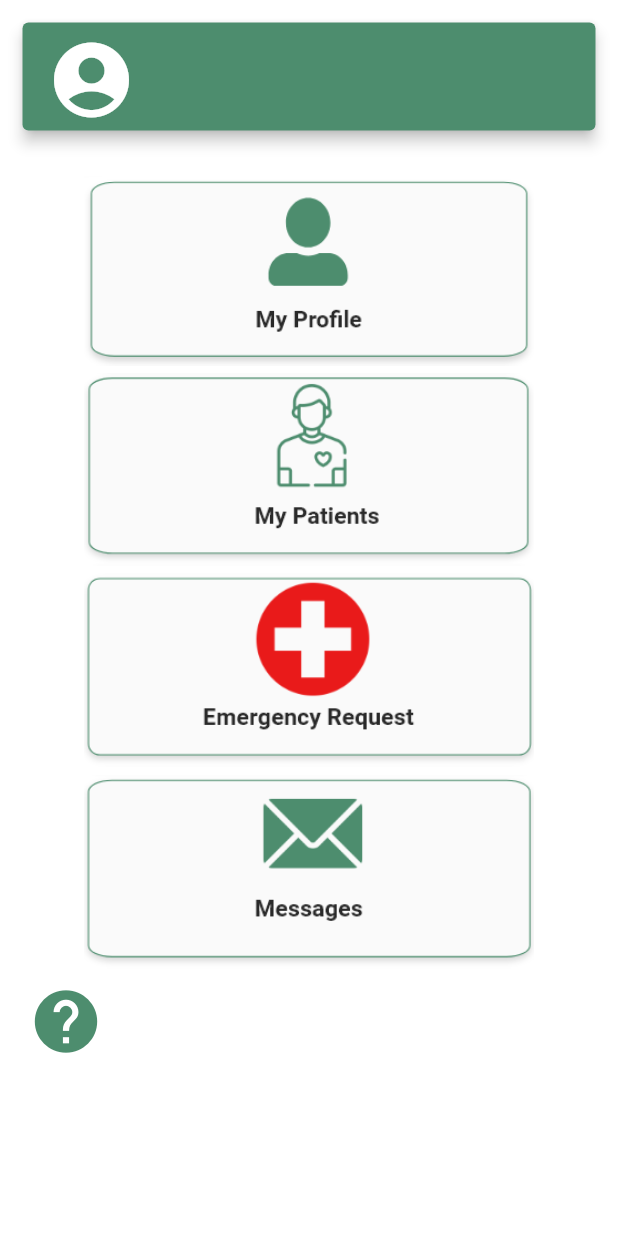
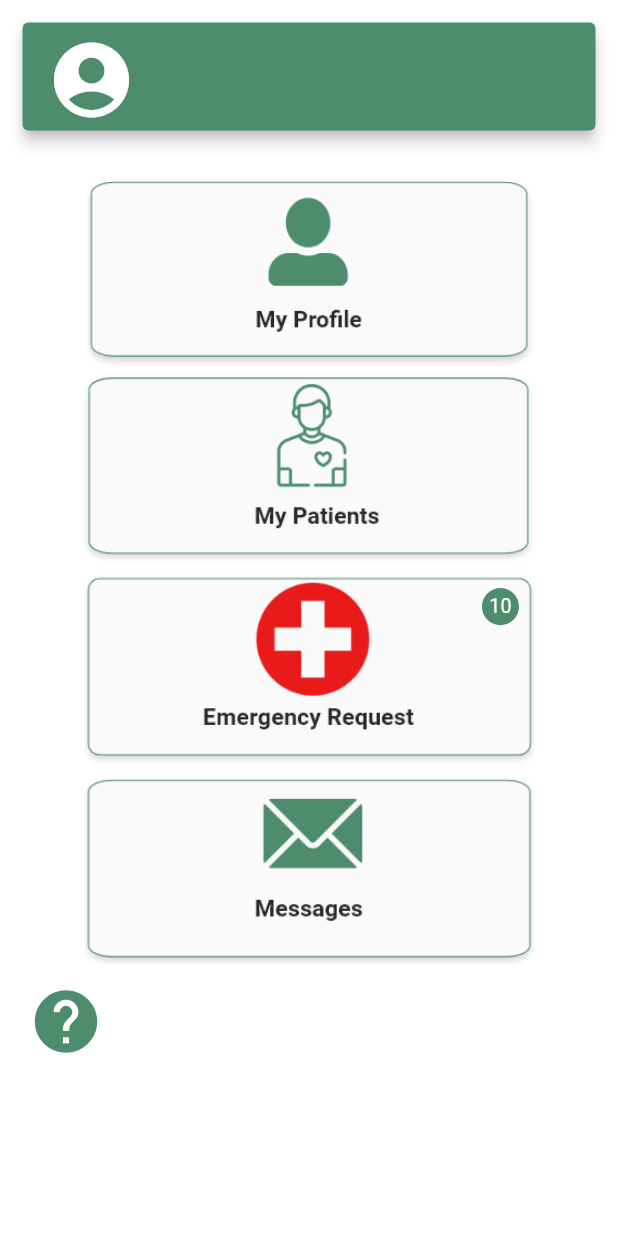
Before and after one commit to 0Ahmad0/teleorth, a Flutter app: the homePageDoctor screen opened directly, on a phone screen of 412 x 824 dp. Run offline on Flutter 3.47's test engine with Material 2 defaults, Android fonts, the phone set to English and light mode, and no system bars; our stand-ins replace awesome_dialog, cloud_firestore, dio, firebase_auth, firebase_core, firebase_storage and 4 more; missing offline and left inert: image_downloader, wc_form_validators; accounts and stored records are empty; network calls fail.

Commit message:
hariri finish

```diff
--- a/lib/main.dart
+++ b/lib/main.dart
@@ -18,6 +18,7 @@ import 'Screens/doctor/EachReportOfPatient.dart';
 import 'Screens/doctor/List_Of_Patient.dart';
 import 'Screens/doctor/Myprofile.dart';
 import 'Screens/doctor/homePageDoctor.dart';
+import 'Screens/login_register_screen.dart';
 import 'Screens/patient/Diagnosis_result.dart';
 import 'Screens/patient/recovery_plan.dart';
 import 'const/pattel.dart';
@@ -53,7 +54,7 @@ class MyApp extends StatelessWidget {
       ),
       //List_of_Xray
       // home: AllReportOfPatient(),
-      home: WelcomeScreen(),
+      home: Login_Register(),
       initialBinding: BindingsBuilder.put(
         () => QuestionsController(apiService),
       ),
--- a/lib/screens/doctor/homePageDoctor.dart
+++ b/lib/screens/doctor/homePageDoctor.dart
@@ -1,5 +1,6 @@
 // ignore_for_file: prefer_const_constructors, deprecated_member_use, avoid_print, avoid_unnecessary_containers, camel_case_types
 
+import 'package:_finalproject/const/get_size.dart';
 import 'package:_finalproject/firebase/user.dart';
 import 'package:_finalproject/screens/signin_screen.dart';
 import 'package:flutter/material.dart';
@@ -76,7 +77,6 @@ class homePageDoctor extends StatelessWidget {
                   ),
                 ),
               ),*/
-
             InkWell(
               child: Image(
                 image: AssetImage("assets/images/my_profile.PNG"),
@@ -111,11 +111,33 @@ class homePageDoctor extends StatelessWidget {
               height: 5.0,
             ),
 
-            InkWell(
+            Container(
+              child: InkWell(
                 //  borderRadius: BorderRadius.circular(30),
-              child: Image(
+                child: Stack(
+                  children: [
+                    Image(
                       image: AssetImage("assets/images/emergency_request.PNG"),
                       width: 300.0,
+                    ),
+                    Positioned(
+                      top: 10,
+                        right: 10,
+                        child: CircleAvatar(
+                          radius: getScreenSize(context).width * 0.03,
+                          child: Flexible(
+                            child: Text(
+                              '${10}',
+                              textAlign: TextAlign.center,
+                              style: TextStyle(
+                                fontSize: getScreenSize(context)
+                                    .width *0.032
+                              ),
+                            ),
+                          ),
+                        ),
+                    ),
+                  ],
                 ),
                 onTap: () {
                   Navigator.push(
@@ -124,6 +146,7 @@ class homePageDoctor extends StatelessWidget {
                         builder: (context) => emergency_request()),
                   );
                 },
+              ),
             ),
 
             SizedBox(
```
Also changed, not shown: lib/recovery_plan_creen1.dart (+77 -35 lines), lib/screens/signin_screen.dart (+10 -2 lines). Lines whose indentation alone changed are shown as unchanged.
